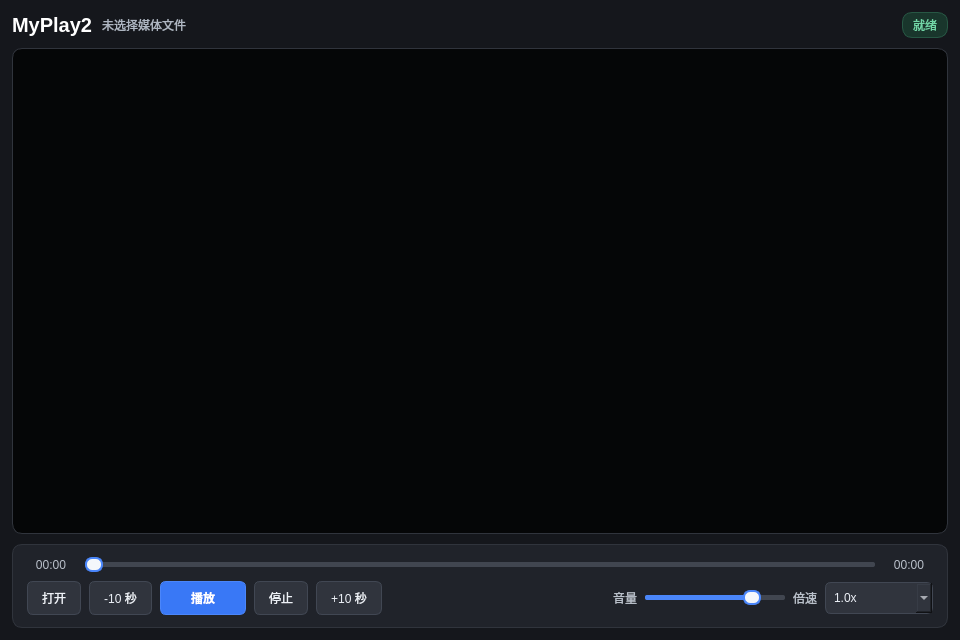
Qt form widget.ui (lalalaaha12138-pixel/lsf) before a commit.
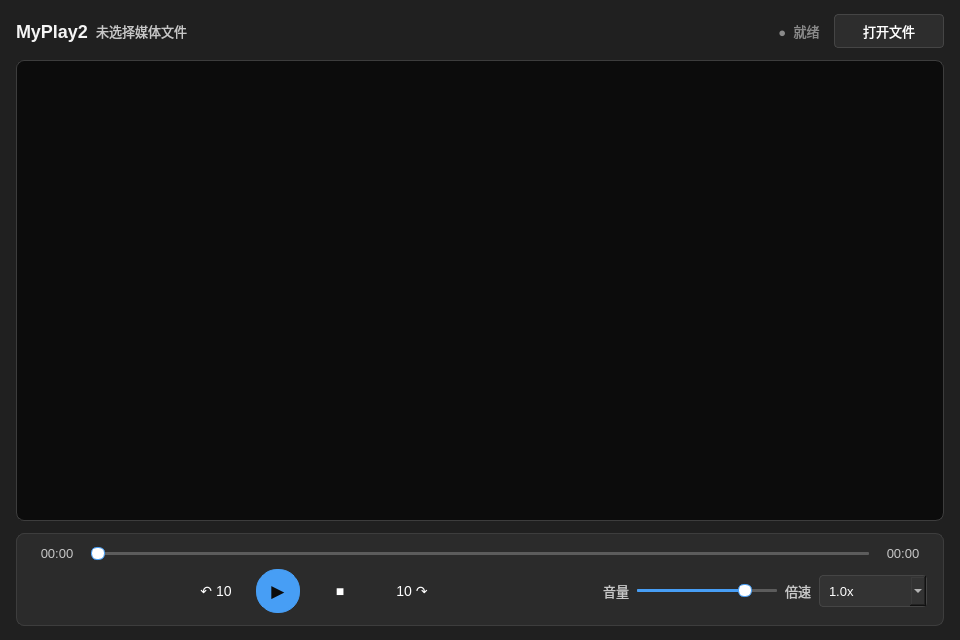
The same form after that commit.

```diff
--- a/widget.ui
+++ b/widget.ui
@@ -20,57 +20,57 @@
    <string>MyPlay2</string>
   </property>
   <property name="styleSheet">
-   <string notr="true">QWidget#Widget {
-    background-color: #15171c;
-    color: #e9edf3;
+   <string notr="true">QWidget {
     font-family: &quot;Microsoft YaHei UI&quot;;
     font-size: 13px;
 }
 
+QWidget#Widget {
+    background-color: #202020;
+    color: #ffffff;
+}
+
 QFrame#videoFrame {
-    background-color: #050607;
-    border: 1px solid #30343c;
-    border-radius: 10px;
+    background-color: #0c0c0c;
+    border: 1px solid #3d3d3d;
+    border-radius: 8px;
 }
 
 QFrame#controlPanel {
-    background-color: #20232a;
-    border: 1px solid #30343c;
-    border-radius: 10px;
+    background-color: #2b2b2b;
+    border: 1px solid #3d3d3d;
+    border-radius: 8px;
 }
 
 QLabel#appNameLabel {
-    color: #ffffff;
-    font-size: 20px;
+    color: #f5f5f5;
+    font-size: 18px;
     font-weight: 600;
 }
 
 QLabel#mediaTitleLabel {
-    color: #aeb6c2;
+    color: #c7c7c7;
 }
 
 QLabel#playbackStateLabel {
-    color: #72d7a7;
-    background-color: #19362c;
-    border: 1px solid #275744;
-    border-radius: 10px;
-    padding: 3px 10px;
+    color: #8a8a8a;
+    padding: 0 6px;
 }
 
 QLabel#currentTimeLabel,
 QLabel#totalTimeLabel,
 QLabel#volumeLabel,
 QLabel#speedLabel {
-    color: #b9c0ca;
+    color: #c7c7c7;
 }
 
 QPushButton {
     min-height: 32px;
-    padding: 0 14px;
-    color: #edf1f7;
-    background-color: #30343d;
-    border: 1px solid #414753;
-    border-radius: 6px;
+    padding: 0 12px;
+    color: #ffffff;
+    background-color: #333333;
+    border: 1px solid #454545;
+    border-radius: 4px;
 }
 
 QPushButton:hover {
@@ -79,69 +79,113 @@
 }
 
 QPushButton:pressed {
-    background-color: #272b33;
+    color: #c7c7c7;
+    background-color: #292929;
+    border-color: #393939;
+}
+
+QPushButton#openButton {
+    min-width: 84px;
+    background-color: #2d2d2d;
 }
 
 QPushButton#playPauseButton {
-    color: #ffffff;
-    background-color: #3978f6;
-    border-color: #4b86fa;
-    font-weight: 600;
+    min-width: 42px;
+    max-width: 42px;
+    min-height: 42px;
+    max-height: 42px;
+    padding: 0;
+    color: #0c0c0c;
+    background-color: #479ef5;
+    border: 1px solid #479ef5;
+    border-radius: 21px;
+    font-size: 17px;
 }
 
 QPushButton#playPauseButton:hover {
-    background-color: #4a86fa;
+    background-color: #62abf5;
+    border-color: #62abf5;
+}
+
+QPushButton#rewindButton,
+QPushButton#forwardButton,
+QPushButton#stopButton {
+    min-width: 46px;
+    padding: 0 8px;
+    background-color: transparent;
+    border-color: transparent;
+    font-size: 14px;
+}
+
+QPushButton#rewindButton:hover,
+QPushButton#forwardButton:hover,
+QPushButton#stopButton:hover {
+    background-color: #383838;
+    border-color: #383838;
 }
 
 QSlider::groove:horizontal {
-    height: 5px;
-    background-color: #414650;
-    border-radius: 2px;
+    height: 3px;
+    background-color: #5c5c5c;
+    border-radius: 1px;
 }
 
 QSlider::sub-page:horizontal {
-    background-color: #4a86fa;
-    border-radius: 2px;
+    background-color: #479ef5;
+    border-radius: 1px;
 }
 
 QSlider::handle:horizontal {
-    width: 14px;
+    width: 12px;
     margin: -5px 0;
-    background-color: #f4f7fb;
-    border: 2px solid #4a86fa;
-    border-radius: 7px;
+    background-color: #ffffff;
+    border: 1px solid #479ef5;
+    border-radius: 6px;
 }
 
 QComboBox {
     min-height: 30px;
-    min-width: 72px;
-    padding: 0 8px;
-    color: #edf1f7;
-    background-color: #30343d;
-    border: 1px solid #414753;
-    border-radius: 6px;
+    min-width: 70px;
+    padding: 0 9px;
+    color: #ffffff;
+    background-color: #333333;
+    border: 1px solid #454545;
+    border-radius: 4px;
+}
+
+QComboBox:hover {
+    background-color: #3d3d3d;
+    border-color: #505050;
+}
+
+QComboBox QAbstractItemView {
+    color: #ffffff;
+    background-color: #2b2b2b;
+    border: 1px solid #454545;
+    selection-background-color: #094771;
+    outline: 0;
 }</string>
   </property>
   <layout class="QVBoxLayout" name="mainLayout" stretch="0,1,0">
    <property name="spacing">
-    <number>10</number>
+    <number>12</number>
    </property>
    <property name="leftMargin">
-    <number>12</number>
+    <number>16</number>
    </property>
    <property name="topMargin">
-    <number>12</number>
+    <number>14</number>
    </property>
    <property name="rightMargin">
-    <number>12</number>
+    <number>16</number>
    </property>
    <property name="bottomMargin">
-    <number>12</number>
+    <number>14</number>
    </property>
    <item>
     <layout class="QHBoxLayout" name="titleLayout">
      <property name="spacing">
-      <number>10</number>
+      <number>8</number>
      </property>
      <item>
       <widget class="QLabel" name="appNameLabel">
@@ -172,13 +216,23 @@
      <item>
       <widget class="QLabel" name="playbackStateLabel">
        <property name="text">
-        <string>就绪</string>
+        <string>●  就绪</string>
        </property>
        <property name="alignment">
         <set>Qt::AlignCenter</set>
        </property>
       </widget>
      </item>
+     <item>
+      <widget class="QPushButton" name="openButton">
+       <property name="toolTip">
+        <string>选择媒体文件</string>
+       </property>
+       <property name="text">
+        <string>打开文件</string>
+       </property>
+      </widget>
+     </item>
     </layout>
    </item>
    <item>
@@ -192,7 +246,7 @@
      <property name="minimumSize">
       <size>
        <width>0</width>
-       <height>320</height>
+       <height>300</height>
       </size>
      </property>
      <property name="frameShape">
@@ -224,16 +278,16 @@
      </property>
      <layout class="QVBoxLayout" name="controlPanelLayout">
       <property name="spacing">
-       <number>9</number>
+       <number>8</number>
       </property>
       <property name="leftMargin">
-       <number>14</number>
+       <number>16</number>
       </property>
       <property name="topMargin">
        <number>12</number>
       </property>
       <property name="rightMargin">
-       <number>14</number>
+       <number>16</number>
       </property>
       <property name="bottomMargin">
        <number>12</number>
@@ -299,14 +353,17 @@
          <number>8</number>
         </property>
         <item>
-         <widget class="QPushButton" name="openButton">
-          <property name="toolTip">
-           <string>选择媒体文件</string>
+         <spacer name="transportLeftSpacer">
+          <property name="orientation">
+           <enum>Qt::Horizontal</enum>
           </property>
-          <property name="text">
-           <string>打开</string>
+          <property name="sizeHint" stdset="0">
+           <size>
+            <width>24</width>
+            <height>20</height>
+           </size>
           </property>
-         </widget>
+         </spacer>
         </item>
         <item>
          <widget class="QPushButton" name="rewindButton">
@@ -314,7 +371,7 @@
            <string>后退 10 秒</string>
           </property>
           <property name="text">
-           <string>-10 秒</string>
+           <string>↶ 10</string>
           </property>
          </widget>
         </item>
@@ -322,15 +379,21 @@
          <widget class="QPushButton" name="playPauseButton">
           <property name="minimumSize">
            <size>
-            <width>86</width>
-            <height>0</height>
+            <width>42</width>
+            <height>42</height>
+           </size>
+          </property>
+          <property name="maximumSize">
+           <size>
+            <width>42</width>
+            <height>42</height>
            </size>
           </property>
           <property name="toolTip">
            <string>播放或暂停</string>
           </property>
           <property name="text">
-           <string>播放</string>
+           <string>▶</string>
           </property>
          </widget>
         </item>
@@ -340,7 +403,7 @@
            <string>停止播放</string>
           </property>
           <property name="text">
-           <string>停止</string>
+           <string>■</string>
           </property>
          </widget>
         </item>
@@ -350,7 +413,7 @@
            <string>前进 10 秒</string>
           </property>
           <property name="text">
-           <string>+10 秒</string>
+           <string>10 ↷</string>
           </property>
          </widget>
         </item>
```
Left out of the diff: 4 changed lines with no effect on the pictures.
